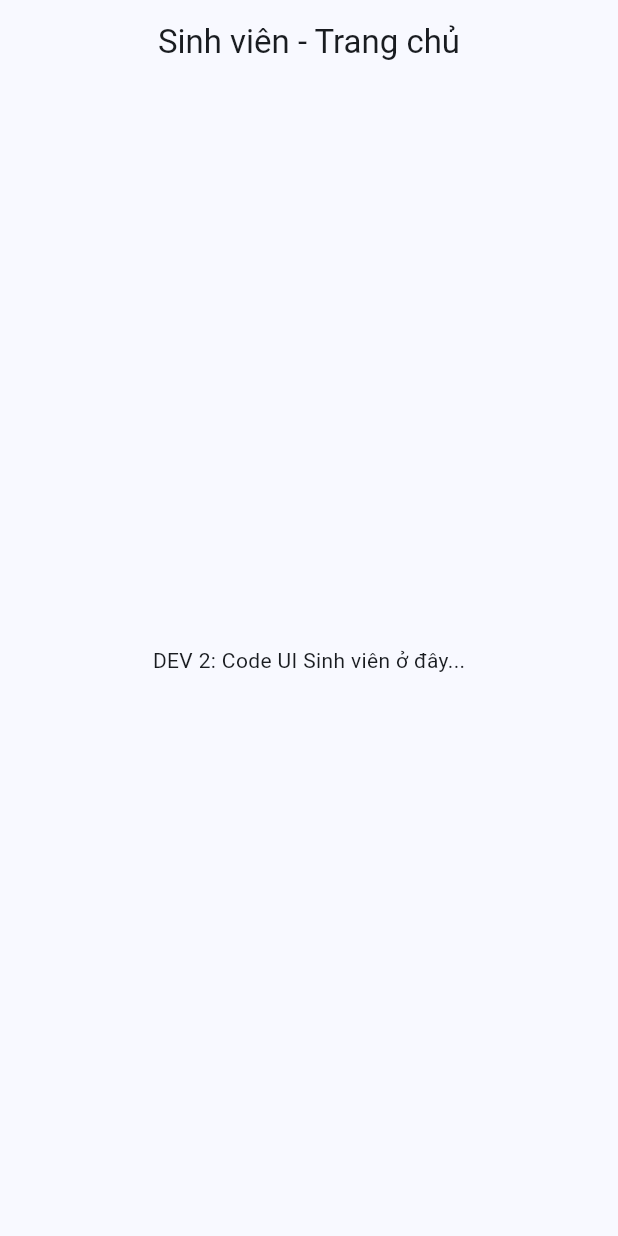
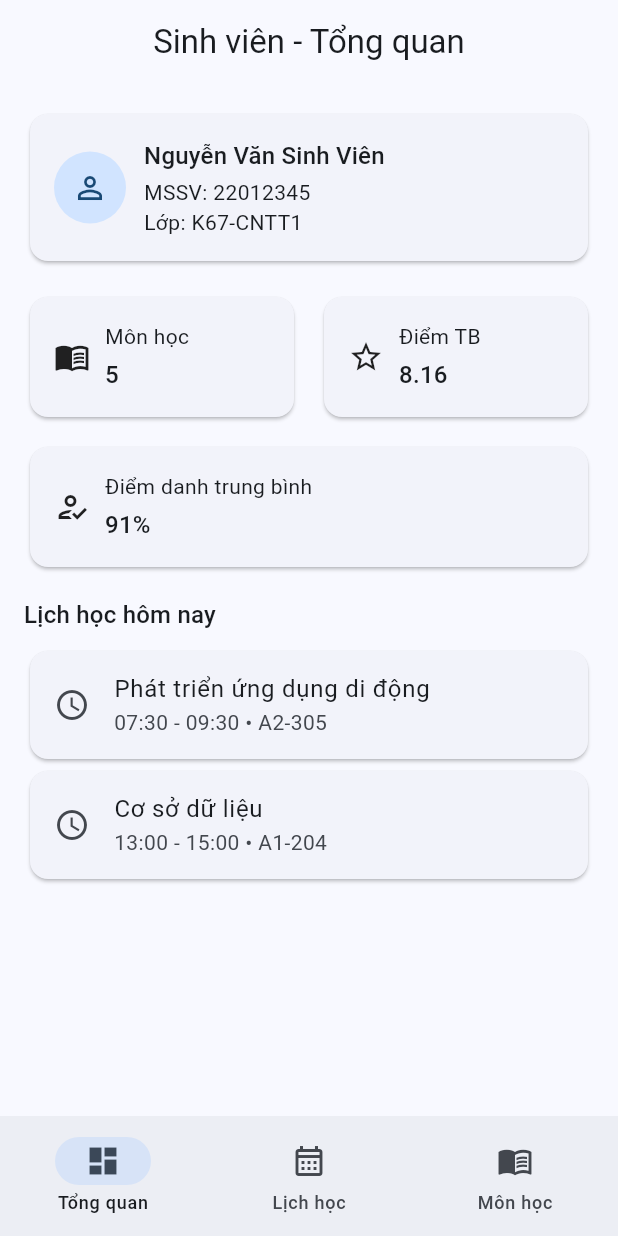
Before and after one commit to Haidp2005/qlsv, a Flutter app: the StudentDashboardPage screen opened by its route, on a phone screen of 412 x 824 dp. Run offline on Flutter 3.47's test engine with Material 3 defaults, Android fonts, the phone set to English and light mode, and no system bars; our stand-ins replace equatable, firebase_core, go_router; accounts and stored records are empty.

Commit message:
feat: smu

```diff
--- /dev/null
+++ b/lib/features/student/data/models/student_models.dart
@@ -0,0 +1,94 @@
+import 'package:equatable/equatable.dart';
+
+class StudentProfile extends Equatable {
+  const StudentProfile({
+    required this.studentId,
+    required this.fullName,
+    required this.className,
+  });
+
+  final String studentId;
+  final String fullName;
+  final String className;
+
+  @override
+  List<Object?> get props => [studentId, fullName, className];
+}
+
+class TimetableItem extends Equatable {
+  const TimetableItem({
+    required this.subjectCode,
+    required this.subjectName,
+    required this.day,
+    required this.startTime,
+    required this.endTime,
+    required this.room,
+    required this.lecturer,
+  });
+
+  final String subjectCode;
+  final String subjectName;
+  final String day;
+  final String startTime;
+  final String endTime;
+  final String room;
+  final String lecturer;
+
+  @override
+  List<Object?> get props => [
+    subjectCode,
+    subjectName,
+    day,
+    startTime,
+    endTime,
+    room,
+    lecturer,
+  ];
+}
+
+class SubjectProgress extends Equatable {
+  const SubjectProgress({
+    required this.subjectCode,
+    required this.subjectName,
+    required this.credit,
+    required this.midterm,
+    required this.finalScore,
+    required this.attendancePercent,
+  });
+
+  final String subjectCode;
+  final String subjectName;
+  final int credit;
+  final double midterm;
+  final double finalScore;
+  final int attendancePercent;
+
+  double get totalScore => (midterm * 0.4) + (finalScore * 0.6);
+
+  @override
+  List<Object?> get props => [
+    subjectCode,
+    subjectName,
+    credit,
+    midterm,
+    finalScore,
+    attendancePercent,
+  ];
+}
+
+class StudentHomeData extends Equatable {
+  const StudentHomeData({
+    required this.profile,
+    required this.todaySchedule,
+    required this.weekSchedule,
+    required this.subjects,
+  });
+
+  final StudentProfile profile;
+  final List<TimetableItem> todaySchedule;
+  final List<TimetableItem> weekSchedule;
+  final List<SubjectProgress> subjects;
+
+  @override
+  List<Object?> get props => [profile, todaySchedule, weekSchedule, subjects];
+}
--- a/lib/features/student/presentation/pages/student_dashboard_page.dart
+++ b/lib/features/student/presentation/pages/student_dashboard_page.dart
@@ -1,15 +1,86 @@
 import 'package:flutter/material.dart';
 
-class StudentDashboardPage extends StatelessWidget {
+import '../../data/models/student_models.dart';
+import '../../data/repositories/student_mock_repository.dart';
+import '../widgets/student_overview_tab.dart';
+import '../widgets/student_subjects_tab.dart';
+import '../widgets/student_timetable_tab.dart';
+
+class StudentDashboardPage extends StatefulWidget {
   const StudentDashboardPage({super.key});
 
   @override
+  State<StudentDashboardPage> createState() => _StudentDashboardPageState();
+}
+
+class _StudentDashboardPageState extends State<StudentDashboardPage> {
+  final StudentMockRepository _repository = StudentMockRepository();
+
+  late final Future<StudentHomeData> _homeDataFuture = _repository
+      .fetchStudentHomeData();
+  int _currentIndex = 0;
+
+  static const _tabTitles = <String>['Tổng quan', 'Thời khóa biểu', 'Môn học'];
+
+  @override
   Widget build(BuildContext context) {
-    return Scaffold(
-      appBar: AppBar(title: const Text('Sinh viên - Trang chủ')),
-      body: const Center(
-        child: Text('DEV 2: Code UI Sinh viên ở đây...'),
-      ),
+    return FutureBuilder<StudentHomeData>(
+      future: _homeDataFuture,
+      builder: (context, snapshot) {
+        if (snapshot.connectionState == ConnectionState.waiting) {
+          return const Scaffold(
+            body: Center(child: CircularProgressIndicator()),
+          );
+        }
+
+        if (snapshot.hasError || !snapshot.hasData) {
+          return Scaffold(
+            appBar: AppBar(title: const Text('Sinh viên')),
+            body: const Center(
+              child: Text('Không tải được dữ liệu sinh viên.'),
+            ),
+          );
+        }
+
+        final data = snapshot.data!;
+        final tabViews = [
+          StudentOverviewTab(data: data),
+          StudentTimetableTab(schedule: data.weekSchedule),
+          StudentSubjectsTab(subjects: data.subjects),
+        ];
+
+        return Scaffold(
+          appBar: AppBar(
+            title: Text('Sinh viên - ${_tabTitles[_currentIndex]}'),
+          ),
+          body: tabViews[_currentIndex],
+          bottomNavigationBar: NavigationBar(
+            selectedIndex: _currentIndex,
+            onDestinationSelected: (index) {
+              setState(() {
+                _currentIndex = index;
+              });
+            },
+            destinations: const [
+              NavigationDestination(
+                icon: Icon(Icons.dashboard_outlined),
+                selectedIcon: Icon(Icons.dashboard),
+                label: 'Tổng quan',
+              ),
+              NavigationDestination(
+                icon: Icon(Icons.calendar_month_outlined),
+                selectedIcon: Icon(Icons.calendar_month),
+                label: 'Lịch học',
+              ),
+              NavigationDestination(
+                icon: Icon(Icons.menu_book_outlined),
+                selectedIcon: Icon(Icons.menu_book),
+                label: 'Môn học',
+              ),
+            ],
+          ),
+        );
+      },
     );
   }
 }
--- /dev/null
+++ b/lib/features/student/presentation/widgets/student_overview_tab.dart
@@ -0,0 +1,154 @@
+import 'package:flutter/material.dart';
+
+import '../../data/models/student_models.dart';
+
+class StudentOverviewTab extends StatelessWidget {
+  const StudentOverviewTab({super.key, required this.data});
+
+  final StudentHomeData data;
+
+  @override
+  Widget build(BuildContext context) {
+    final totalSubjects = data.subjects.length;
+    final averageScore =
+        data.subjects
+            .map((subject) => subject.totalScore)
+            .fold<double>(0, (sum, score) => sum + score) /
+        totalSubjects;
+    final averageAttendance =
+        data.subjects
+            .map((subject) => subject.attendancePercent)
+            .fold<int>(0, (sum, percent) => sum + percent) /
+        totalSubjects;
+
+    return ListView(
+      padding: const EdgeInsets.all(16),
+      children: [
+        _ProfileCard(profile: data.profile),
+        const SizedBox(height: 16),
+        Row(
+          children: [
+            Expanded(
+              child: _MetricCard(
+                title: 'Môn học',
+                value: '$totalSubjects',
+                icon: Icons.menu_book_outlined,
+              ),
+            ),
+            const SizedBox(width: 12),
+            Expanded(
+              child: _MetricCard(
+                title: 'Điểm TB',
+                value: averageScore.toStringAsFixed(2),
+                icon: Icons.star_outline,
+              ),
+            ),
+          ],
+        ),
+        const SizedBox(height: 12),
+        _MetricCard(
+          title: 'Điểm danh trung bình',
+          value: '${averageAttendance.toStringAsFixed(0)}%',
+          icon: Icons.how_to_reg_outlined,
+        ),
+        const SizedBox(height: 16),
+        Text(
+          'Lịch học hôm nay',
+          style: Theme.of(context).textTheme.titleMedium,
+        ),
+        const SizedBox(height: 8),
+        if (data.todaySchedule.isEmpty)
+          const Card(
+            child: Padding(
+              padding: EdgeInsets.all(16),
+              child: Text('Hôm nay không có lịch học.'),
+            ),
+          )
+        else
+          ...data.todaySchedule.map(
+            (item) => Card(
+              child: ListTile(
+                leading: const Icon(Icons.schedule),
+                title: Text(item.subjectName),
+                subtitle: Text(
+                  '${item.startTime} - ${item.endTime} • ${item.room}',
+                ),
+              ),
+            ),
+          ),
+      ],
+    );
+  }
+}
+
+class _ProfileCard extends StatelessWidget {
+  const _ProfileCard({required this.profile});
+
+  final StudentProfile profile;
+
+  @override
+  Widget build(BuildContext context) {
+    return Card(
+      child: Padding(
+        padding: const EdgeInsets.all(16),
+        child: Row(
+          children: [
+            const CircleAvatar(radius: 24, child: Icon(Icons.person_outline)),
+            const SizedBox(width: 12),
+            Expanded(
+              child: Column(
+                crossAxisAlignment: CrossAxisAlignment.start,
+                children: [
+                  Text(
+                    profile.fullName,
+                    style: Theme.of(context).textTheme.titleMedium,
+                  ),
+                  const SizedBox(height: 2),
+                  Text('MSSV: ${profile.studentId}'),
+                  Text('Lớp: ${profile.className}'),
+                ],
+              ),
+            ),
+          ],
+        ),
+      ),
+    );
+  }
+}
+
+class _MetricCard extends StatelessWidget {
+  const _MetricCard({
+    required this.title,
+    required this.value,
+    required this.icon,
+  });
+
+  final String title;
+  final String value;
+  final IconData icon;
+
+  @override
+  Widget build(BuildContext context) {
+    return Card(
+      child: Padding(
+        padding: const EdgeInsets.all(16),
+        child: Row(
+          children: [
+            Icon(icon),
+            const SizedBox(width: 10),
+            Expanded(
+              child: Column(
+                crossAxisAlignment: CrossAxisAlignment.start,
+                children: [
+                  Text(title),
+                  const SizedBox(height: 4),
+                  Text(value, style: Theme.of(context).textTheme.titleMedium),
+                ],
+              ),
+            ),
+          ],
+        ),
+      ),
+    );
+  }
+}
```
Also changed, not shown: lib/features/student/data/repositories/student_mock_repository.dart (added, +109 -0 lines), lib/features/student/presentation/widgets/student_subjects_tab.dart (added, +82 -0 lines), lib/features/student/presentation/widgets/student_timetable_tab.dart (added, +81 -0 lines), 1 other file.
